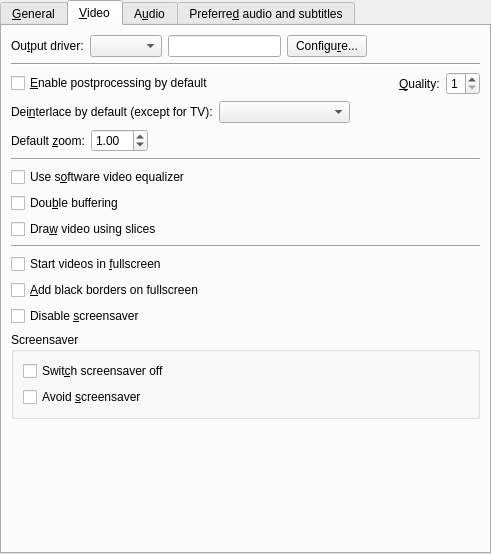
This is src/gui/pref/general.ui in wilbert2000/wzplayer as Qt 5 draws it before an edit. The edited form follows.
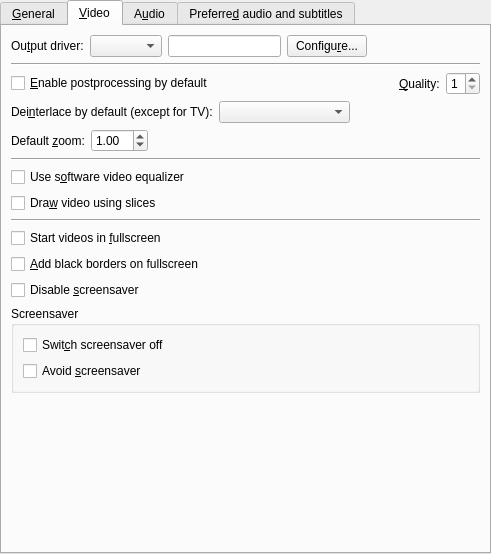
This is the edited form. The open tabs and pages were chosen to show the change. Custom widgets are drawn as their Qt base class.

Commit message: Removed option to disable double buffering

```diff
--- a/src/gui/pref/general.ui
+++ b/src/gui/pref/general.ui
@@ -492,13 +492,6 @@
          </property>
         </widget>
        </item>
-       <item>
-        <widget class="QCheckBox" name="double_buffer_check">
-         <property name="text">
-          <string>Dou&amp;ble buffering</string>
-         </property>
-        </widget>
-       </item>
        <item>
         <widget class="QCheckBox" name="use_slices_check">
          <property name="text">
```
Left out of the diff: 1 changed line with no effect on the pictures. The commit also changes 6 other files.
